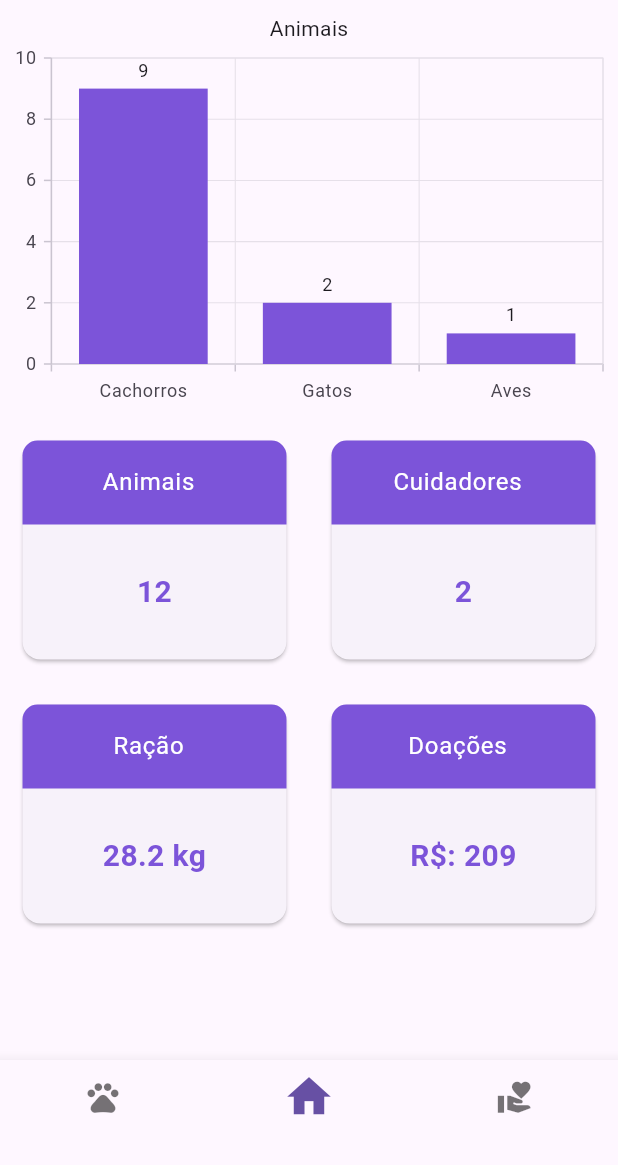
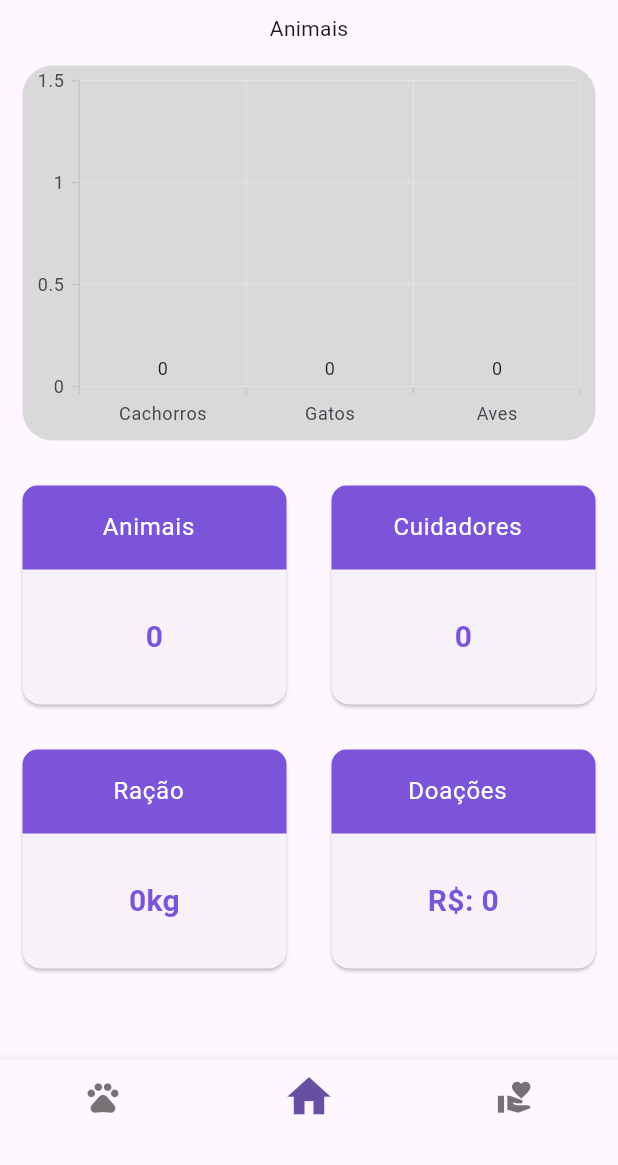
Before and after one commit to igoor1/AnshinPet-App, a Flutter app: the HomePage screen opened by its route, on a phone screen of 412 x 824 dp, the part 71-1236 px from its top. Run offline on Flutter 3.47's test engine with Material 3 defaults, Android fonts, the light colour scheme and no system bars; our stand-ins replace shared_preferences, syncfusion_flutter_charts; accounts and stored records are empty; network calls fail.

Commit message:
feat: Integrate API in home page

```diff
--- a/lib/data/network/BaseApiServices.dart
+++ b/lib/data/network/BaseApiServices.dart
@@ -3,4 +3,6 @@ abstract class BaseApiServices {
   Future<dynamic> getGetApiResponse(String url);
 
   Future<dynamic> getPostApiResponse(String url, dynamic data);
+
+  Future<dynamic> getAuthApiResponse(String url);
 }
--- a/lib/main.dart
+++ b/lib/main.dart
@@ -1,6 +1,7 @@
 import 'package:anshinpet/configs/routes/routes.dart';
 import 'package:anshinpet/configs/routes/routes_name.dart';
 import 'package:anshinpet/view_model/auth_view_model.dart';
+import 'package:anshinpet/view_model/home_view_model.dart';
 import 'package:anshinpet/view_model/token_view_model.dart';
 import 'package:flutter/material.dart';
 import 'package:provider/provider.dart';
@@ -17,7 +18,8 @@ class MyApp extends StatelessWidget {
     return MultiProvider(
       providers: [
         ChangeNotifierProvider(create: (_) => AuthViewModel()),
-        ChangeNotifierProvider(create: (_) => TokenViewModel())
+        ChangeNotifierProvider(create: (_) => TokenViewModel()),
+        ChangeNotifierProvider(create: (_) => HomeViewModel()),
       ],
       child: MaterialApp(
         debugShowCheckedModeBanner: false,
--- a/lib/view/home_page.dart
+++ b/lib/view/home_page.dart
@@ -1,31 +1,39 @@
 import 'package:anshinpet/res/components/appbar_custom.dart';
 import 'package:anshinpet/res/components/bottom_navigation_bar_custom.dart';
+import 'package:anshinpet/view_model/home_view_model.dart';
 import 'package:flutter/material.dart';
+import 'package:provider/provider.dart';
 
 import 'package:syncfusion_flutter_charts/charts.dart';
 
 import 'package:anshinpet/res/components/drawer_custom.dart';
 
-class HomePage extends StatefulWidget {
+class HomePage extends StatelessWidget {
   const HomePage({super.key});
 
   @override
-  State<HomePage> createState() => _HomePageState();
+  Widget build(BuildContext context) {
+    return ChangeNotifierProvider<HomeViewModel>(
+      create: (context) => HomeViewModel()..fetchHomeData(),
+      child: Scaffold(
+        appBar: AppbarCustom(),
+        drawer: DrawerCustom(),
+         body: Consumer<HomeViewModel>(
+          builder: (context, homeViewModel, _) {
+
+            if (homeViewModel.loading) {
+              return const Center(
+                child: CircularProgressIndicator(),
+              );
             }
 
-class _HomePageState extends State<HomePage> {
-  @override
-  Widget build(BuildContext context) {
             final List<ChartData> chartData = [
-      ChartData("Cachorros", 9),
-      ChartData("Gatos", 2),
-      ChartData("Aves", 1),
+              ChartData("Cachorros", homeViewModel.quantityDogs.toDouble()),
+              ChartData("Gatos", homeViewModel.quantityCats.toDouble()),
+              ChartData("Aves", homeViewModel.quantityBirds.toDouble()),
             ];
 
-    return Scaffold(
-        appBar: AppbarCustom(),
-        drawer: DrawerCustom(),
-        body: SingleChildScrollView(
+            return SingleChildScrollView(
               child: Column(
                 children: [
                   Text("Animais"),
@@ -33,7 +41,13 @@ class _HomePageState extends State<HomePage> {
                     child: Container(
                       width: 500,
                       height: 250,
+                      decoration: BoxDecoration(
+                        color: const Color.fromARGB(255, 217, 217, 217),
+                        borderRadius: BorderRadius.circular(20),
+                      ),
+                      margin: EdgeInsets.all(15),
                       child: SfCartesianChart(
+                        backgroundColor: Colors.transparent,
                         primaryXAxis: CategoryAxis(),
                         series: <CartesianSeries<ChartData, String>>[
                           ColumnSeries<ChartData, String>(
@@ -41,33 +55,38 @@ class _HomePageState extends State<HomePage> {
                             dataSource: chartData,
                             xValueMapper: (ChartData data, _) => data.x,
                             yValueMapper: (ChartData data, _) => data.y,
-                            dataLabelSettings:
-                                DataLabelSettings(isVisible: true),
+                            dataLabelSettings: DataLabelSettings(isVisible: true),
                           ),
-                        ])),
+                        ],
+                      ),
+                    ),
                   ),
                   Row(
                     children: [
-                  Expanded(child: CardBuilder("Animais", "12")),
                       Expanded(
-                    child: CardBuilder("Cuidadores", "2"),
+                        child: CardBuilder("Animais", homeViewModel.quantityAnimals.toString()),
+                      ),
+                      Expanded(
+                        child: CardBuilder("Cuidadores", homeViewModel.quantityUsers.toString()),
                       ),
                     ],
                   ),
                   Row(
                     children: [
                       Expanded(
-                    child: CardBuilder("Ração", "28.2 kg"),
+                        child: CardBuilder("Ração", "${homeViewModel.quantityDonations}kg"),
                       ),
-                  Expanded(child: CardBuilder("Doações", "R\$: 209")),
-                ],
-              )
+                      Expanded(child: CardBuilder("Doações", "R\$: ${homeViewModel.quantityMoney}")),
                     ],
                   ),
+                ],
               ),
-        bottomNavigationBar: BottomNavigationBarCustom(
-          valueIndex: 1,
-        ));
+            );
+          },
+        ),
+        bottomNavigationBar: BottomNavigationBarCustom(valueIndex: 1),
+      ),
+    );
   }
 
   Widget CardBuilder(title, value) {
@@ -98,7 +117,7 @@ class _HomePageState extends State<HomePage> {
                     fontWeight: FontWeight.bold,
                     fontSize: 20.0),
                 textAlign: TextAlign.center),
-          )
+          ),
         ],
       ),
     );
--- /dev/null
+++ b/lib/view_model/home_view_model.dart
@@ -0,0 +1,62 @@
+import 'package:anshinpet/repository/home_repository.dart';
+import 'package:flutter/widgets.dart';
+
+class HomeViewModel with ChangeNotifier{
+  final HomeRepository _homeRepo = HomeRepository();
+
+  int _quantityAnimals = 0;
+  int get quantityAnimals => _quantityAnimals;
+
+  int _quantityDogs = 0;
+  int get quantityDogs => _quantityDogs;
+
+  int _quantityCats = 0;
+  int get quantityCats => _quantityCats;
+
+  int _quantityBirds = 0;
+  int get quantityBirds => _quantityBirds;
+
+  int _quantityAdoption = 0;
+  int get quantityAdoption => _quantityAdoption;
+
+  int _quantityUsers = 0;
+  int get quantityUsers => _quantityUsers;
+
+  int _quantityDonations = 0;
+  int get quantityDonations => _quantityDonations;
+
+  int _quantityMoney = 0;
+  int get quantityMoney =>_quantityMoney;
+
+
+  bool _loading = false;
+  bool get loading => _loading;
+
+  setLoading(bool value) {
+    _loading = value;
+    notifyListeners();
+  }
+
+  Future<void> fetchHomeData() async {
+    setLoading(true);
+    notifyListeners();
+
+    try {
+      _quantityAnimals = await _homeRepo.quantityAnimals();
+      _quantityDogs = await _homeRepo.quantityDogs();
+      _quantityCats = await _homeRepo.quantityCats();
+      _quantityBirds = await _homeRepo.quantityBirds();
+      _quantityUsers = await _homeRepo.quantityUsers();
+      _quantityDonations = await _homeRepo.quantityDonations();
+      _quantityMoney = await _homeRepo.quantityMoney();
+
+      notifyListeners();
+
+    } catch (error) {
+      debugPrint("Erro ao buscar dados: $error");
+    }
+
+    setLoading(false);
+    notifyListeners();
+  }
+}
```
Also changed, not shown: lib/configs/app_url.dart (+17 -1 lines), lib/data/network/NetworkApiService.dart (+26 -1 lines), lib/repository/home_repository.dart (added, +48 -0 lines), pubspec.lock. Lines whose indentation alone changed are shown as unchanged.
